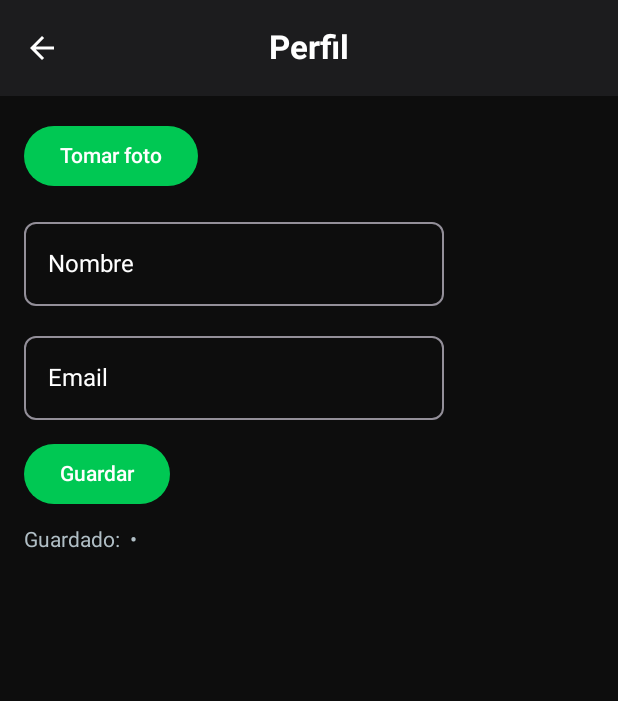
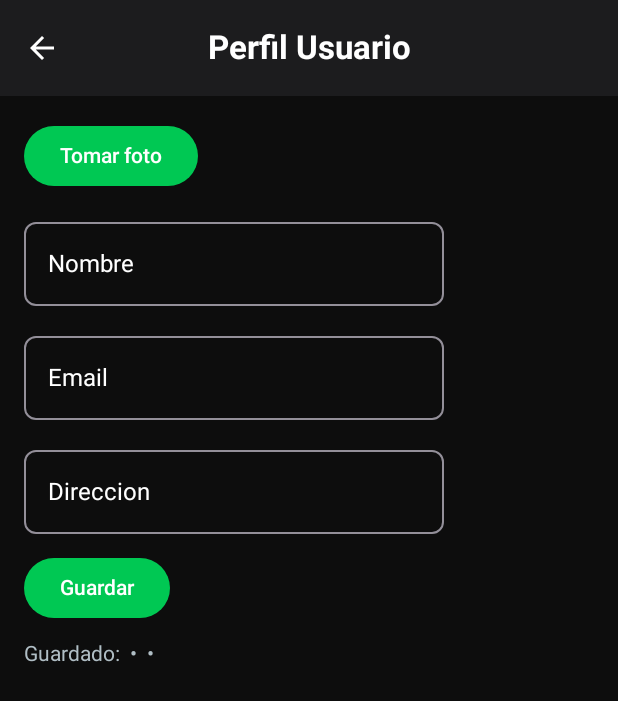
Before and after one commit to joralbornoz/LevelUpApp, an Android app built with Jetpack Compose: the ProfileScreen screen opened through its navigation route, after a tap on "Guardar", on a phone screen of 412 x 824 dp. Shown: the top 701 px of the screen. Run offline under Robolectric (Android 15) with nearby library versions, the phone set to English and light mode, and no system bars.

Commit message:
Editan valores y se corrigen vistas en Carrito, Perfil y Productos

```diff
--- a/app/src/main/java/com/levelup/data/Productos.kt
+++ b/app/src/main/java/com/levelup/data/Productos.kt
@@ -11,5 +11,6 @@ val DataProductos = listOf(
     Productos(1, "Mouse Gamer RGB", 29990, "Sensor 8000 DPI, luces RGB"),
     Productos(2, "Teclado Mecánico", 79990, "Switch Red, base metálica"),
     Productos(3, "Auriculares 7.1", 49990, "Micrófono retráctil, sonido 7.1"),
-    Productos(4, "Playstation 5", 649000, "Consola Playstation 5 "),
+    Productos(4, "Playstation 5", 549000, "Consola Playstation 5 "),
+    Productos(5, "Notebook Gamer", 3649000, "Notebook Gamers, AlienWare"),
 )
--- a/app/src/main/java/com/levelup/ui/screens/CarritoScreen.kt
+++ b/app/src/main/java/com/levelup/ui/screens/CarritoScreen.kt
@@ -16,7 +16,7 @@ import androidx.compose.material3.Divider
 @Composable
 fun CarritoScreen(onBack: () -> Unit) {
     val vm: AppViewModel = viewModel()
-    val ids by vm.cart.collectAsState()
+    val ids by vm.carrito.collectAsState()
 
     Scaffold(
         topBar = {
@@ -62,7 +62,7 @@ fun CarritoScreen(onBack: () -> Unit) {
                     color = MaterialTheme.colorScheme.secondary
                 )
 
-                Button(onClick = { vm.clearCart() }) {
+                Button(onClick = { vm.limpiarCarrito() }) {
                     Text(
                         text = "Vaciar carrito",
                         style = MaterialTheme.typography.bodyLarge
--- a/app/src/main/java/com/levelup/ui/screens/PerfilScreen.kt
+++ b/app/src/main/java/com/levelup/ui/screens/PerfilScreen.kt
@@ -20,9 +20,11 @@ fun ProfileScreen(onBack: () -> Unit) {
     val vm: AppViewModel = viewModel()
     val nombreUsuario by vm.nombreUsuario.collectAsState()
     val emailUsuario by vm.emailUsuario.collectAsState()
+    val direccionUsuario by vm.direccionUsuario.collectAsState()
 
     var editarNombre by remember(nombreUsuario) { mutableStateOf(nombreUsuario) }
     var editarEmail by remember(emailUsuario) { mutableStateOf(emailUsuario) }
+    var editarDireccion by remember(direccionUsuario) { mutableStateOf(direccionUsuario) }
     var photo by remember { mutableStateOf<Bitmap?>(null) }
 
     val cameraLauncher = rememberLauncherForActivityResult(ActivityResultContracts.TakePicturePreview()) { bmp ->
@@ -31,7 +33,7 @@ fun ProfileScreen(onBack: () -> Unit) {
 
     Scaffold(topBar = {
         CenterAlignedTopAppBar(
-            title = { Text("Perfil") },
+            title = { Text("Perfil Usuario") },
             navigationIcon = { IconButton(onClick = onBack){ Icon(Icons.Default.ArrowBack, "Volver") } }
         )
     }) { inner ->
@@ -39,11 +41,27 @@ fun ProfileScreen(onBack: () -> Unit) {
             photo?.let { Image(it.asImageBitmap(), contentDescription = null, modifier = Modifier.size(120.dp)) }
             Button(onClick = { cameraLauncher.launch(null) }) { Text("Tomar foto") }
 
-            OutlinedTextField(value = editarNombre, onValueChange = { editarNombre = it }, label = { Text("Nombre") }, singleLine = true)
-            OutlinedTextField(value = editarEmail, onValueChange = { editarEmail = it }, label = { Text("Email") }, singleLine = true)
+            OutlinedTextField(
+                value = editarNombre,
+                onValueChange = { editarNombre = it },
+                label = { Text("Nombre") },
+                singleLine = true
+            )
+            OutlinedTextField(value = editarEmail,
+                onValueChange = { editarEmail = it },
+                label = { Text("Email") },
+                singleLine = true
+            )
+            OutlinedTextField(value = editarDireccion,
+                onValueChange = { editarDireccion = it },
+                label = { Text("Direccion") },
+                singleLine = true
+            )
 
-            Button(onClick = { vm.guardarPerfil(editarNombre, editarEmail) }) { Text("Guardar") }
-            Text("Guardado: $nombreUsuario • $emailUsuario", style = MaterialTheme.typography.bodyMedium)
+            Button(onClick = { vm.guardarPerfil(editarNombre, editarEmail, editarDireccion) }) { Text("Guardar") }
+            Text(
+                "Guardado: $nombreUsuario • $emailUsuario • $editarDireccion",
+                style = MaterialTheme.typography.bodyMedium)
         }
     }
 }
--- a/app/src/main/java/com/levelup/ui/viewmodel/AppViewModel.kt
+++ b/app/src/main/java/com/levelup/ui/viewmodel/AppViewModel.kt
@@ -9,48 +9,55 @@ import com.levelup.data.DatosUsuario
 import com.levelup.data.DataProductos
 
 class AppViewModel(app: Application): AndroidViewModel(app) {
-    private val prefs = DatosUsuario(app)
+    private val datos = DatosUsuario(app)
 
-    private val _cart = MutableStateFlow<List<Long>>(emptyList())
-    val cart: StateFlow<List<Long>> = _cart
+    private val _carrito = MutableStateFlow<List<Long>>(emptyList())
+    val carrito: StateFlow<List<Long>> = _carrito
 
-    val nombreUsuario: StateFlow<String> = prefs.nombreUsuario.stateIn(
+    val nombreUsuario: StateFlow<String> = datos.nombreUsuario.stateIn(
         viewModelScope, SharingStarted.WhileSubscribed(5_000), ""
     )
-    val emailUsuario: StateFlow<String> = prefs.emailUsuario.stateIn(
+    val emailUsuario: StateFlow<String> = datos.emailUsuario.stateIn(
+        viewModelScope, SharingStarted.WhileSubscribed(5_000), ""
+    )
+    val direccionUsuario: StateFlow<String> = datos.direccionUsuario.stateIn(
         viewModelScope, SharingStarted.WhileSubscribed(5_000), ""
     )
 
-    // 👇 Estado de sesión derivado (logueado si hay nombre)
     val estaLogueado: StateFlow<Boolean> = nombreUsuario
         .map { it.isNotBlank() }
         .stateIn(viewModelScope, SharingStarted.WhileSubscribed(5_000), false)
 
     init {
         viewModelScope.launch {
-            prefs.carritoIds.collect { csv ->
-                _cart.value = if (csv.isBlank()) emptyList()
+            datos.carritoIds.collect { csv ->
+                _carrito.value = if (csv.isBlank()) emptyList()
                 else csv.split(",").mapNotNull { it.toLongOrNull() }
             }
         }
     }
 
-    fun addToCart(id: Long) { _cart.value = _cart.value + id; persistCart() }
-    fun clearCart() { _cart.value = emptyList(); persistCart() }
-    private fun persistCart() = viewModelScope.launch { prefs.guardarCarrito(_cart.value.joinToString(",")) }
+    fun addToCart(id: Long) { _carrito.value = _carrito.value + id; persistCart() }
+    fun limpiarCarrito() { _carrito.value = emptyList(); persistCart() }
+    private fun persistCart() = viewModelScope.launch {
+        datos.guardarCarrito(_carrito.value.joinToString(","))
+    }
 
-    fun guardarPerfil(nombre: String, email: String) = viewModelScope.launch {
-        prefs.guardarUsuario(nombre, email)
+    fun guardarPerfil(
+        nombre: String,
+        email: String,
+        direccion: String = "" ) = viewModelScope.launch {
+        datos.guardarUsuario(nombre, email, direccion)
     }
 
     // 👇 Logout (borra usuario y carrito)
     fun logout() = viewModelScope.launch {
-        prefs.guardarUsuario("", "")
-        prefs.guardarCarrito("")
-        _cart.value = emptyList()
+        datos.guardarUsuario("", "")
+        datos.guardarCarrito("")
+        _carrito.value = emptyList()
     }
 
-    fun total(): Int = _cart.value.sumOf { id ->
+    fun total(): Int = _carrito.value.sumOf { id ->
         DataProductos.firstOrNull { it.id == id }?.precio ?: 0
     }
 }
```
Also changed, not shown: app/src/main/java/com/levelup/ui/screens/ProductosScreen.kt (+4 -5 lines).
